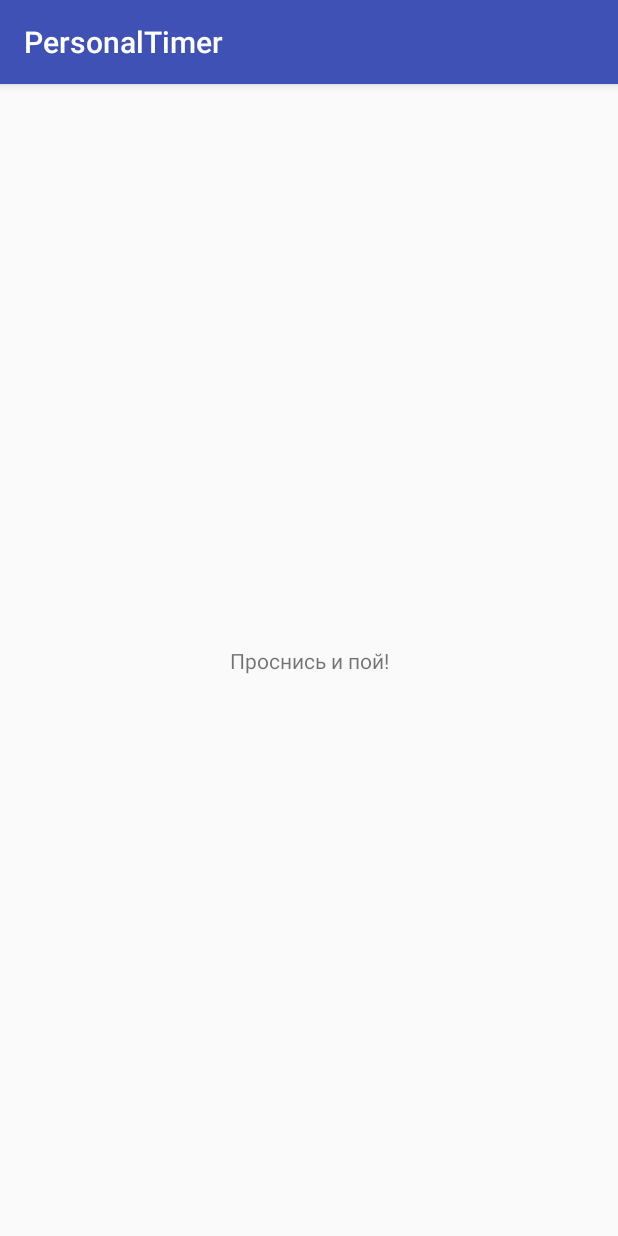
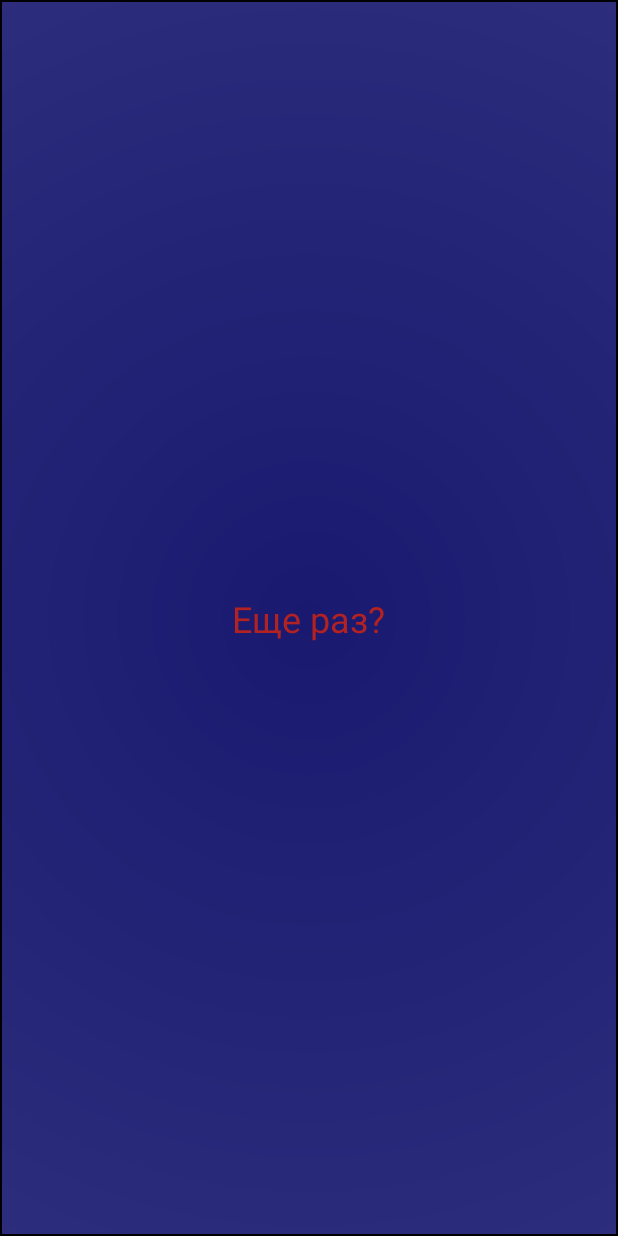
Before and after one commit to IvanShalimov/PersonalTimer, an Android app: the AlarmActivity screen opened directly, with no data from a screen before it, on a phone screen of 412 x 824 dp. Run offline under Robolectric (Android 15) with nearby library versions, the phone set to English and light mode, and no system bars.

Commit message:
fix style

```diff
--- a/app/build.gradle
+++ b/app/build.gradle
@@ -30,4 +30,5 @@ dependencies {
     testImplementation 'junit:junit:4.12'
     androidTestImplementation 'com.android.support.test:runner:1.0.1'
     androidTestImplementation 'com.android.support.test.espresso:espresso-core:3.0.1'
+    compile 'com.github.markushi:circlebutton:1.1'
 }
--- a/app/src/main/java/com/example/ivan/personaltimer/AlarmActivity.kt
+++ b/app/src/main/java/com/example/ivan/personaltimer/AlarmActivity.kt
@@ -1,12 +1,19 @@
 package com.example.ivan.personaltimer
 
+import android.content.Context
 import android.os.Bundle
 import android.support.v7.app.AppCompatActivity
+import android.view.View
 
-class AlarmActivity : AppCompatActivity() {
+class AlarmActivity : AppCompatActivity(), View.OnClickListener {
 
     override fun onCreate(savedInstanceState: Bundle?) {
         super.onCreate(savedInstanceState)
         setContentView(R.layout.activity_alarm)
     }
+
+    override fun onClick(v: View?) {
+        AlarmingManager(applicationContext,getSystemService(Context.ALARM_SERVICE)).setupAlarming()
+        finish()
+    }
 }
--- /dev/null
+++ b/app/src/main/res/drawable/background.xml
@@ -0,0 +1,15 @@
+<?xml version="1.0" encoding="utf-8"?>
+<shape
+    xmlns:android="http://schemas.android.com/apk/res/android"
+    android:shape="rectangle">
+    <stroke
+        android:width="1dp"
+        android:color="#000000">
+    </stroke>
+    <gradient
+        android:type="radial"
+        android:gradientRadius="8000"
+        android:startColor="@color/startGradient"
+        android:endColor="@color/stopGradient">
+    </gradient>
+</shape>
--- /dev/null
+++ b/app/src/main/res/drawable/ic_priority_high_black_24dp.xml
@@ -0,0 +1,6 @@
+<vector android:height="24dp" android:tint="#FFFFFF"
+    android:viewportHeight="24.0" android:viewportWidth="24.0"
+    android:width="24dp" xmlns:android="http://schemas.android.com/apk/res/android">
+    <path android:fillColor="#FFFFFFFF" android:pathData="M12,19m-2,0a2,2 0,1 1,4 0a2,2 0,1 1,-4 0"/>
+    <path android:fillColor="#FFFFFFFF" android:pathData="M10,3h4v12h-4z"/>
+</vector>
--- a/app/src/main/res/layout/activity_alarm.xml
+++ b/app/src/main/res/layout/activity_alarm.xml
@@ -4,7 +4,8 @@
     xmlns:tools="http://schemas.android.com/tools"
     android:layout_width="match_parent"
     android:layout_height="match_parent"
-    tools:context=".AlarmActivity">
+    tools:context=".AlarmActivity"
+    android:background="@drawable/background">
 
     <TextView
         android:id="@+id/textView"
@@ -16,9 +17,12 @@
         android:layout_marginRight="8dp"
         android:layout_marginStart="8dp"
         android:layout_marginTop="8dp"
-        android:text="Проснись и пой!"
+        android:text="@string/repeat"
+        android:textColor="@color/textAndButtonColor"
+        android:textSize="24sp"
         app:layout_constraintBottom_toBottomOf="parent"
         app:layout_constraintEnd_toEndOf="parent"
         app:layout_constraintStart_toStartOf="parent"
-        app:layout_constraintTop_toTopOf="parent" />
+        app:layout_constraintTop_toTopOf="parent"
+        android:onClick="onClick"/>
 </android.support.constraint.ConstraintLayout>
--- a/app/src/main/res/values/colors.xml
+++ b/app/src/main/res/values/colors.xml
@@ -3,4 +3,7 @@
     <color name="colorPrimary">#3F51B5</color>
     <color name="colorPrimaryDark">#303F9F</color>
     <color name="colorAccent">#FF4081</color>
+    <color name="startGradient">#191970</color>
+    <color name="stopGradient">#FFFFFF</color>
+    <color name="textAndButtonColor">#B22222</color>
 </resources>
--- a/app/src/main/res/values/strings.xml
+++ b/app/src/main/res/values/strings.xml
@@ -1,3 +1,5 @@
 <resources>
     <string name="app_name">PersonalTimer</string>
+    <string name="start_timer">Через час вы будете уведомлены!</string>
+    <string name="repeat">Еще раз?</string>
 </resources>
--- a/app/src/main/res/values/styles.xml
+++ b/app/src/main/res/values/styles.xml
@@ -1,7 +1,7 @@
 <resources>
 
     <!-- Base application theme. -->
-    <style name="AppTheme" parent="Theme.AppCompat.Light.DarkActionBar">
+    <style name="AppTheme" parent="Theme.AppCompat.Light.NoActionBar">
         <!-- Customize your theme here. -->
         <item name="colorPrimary">@color/colorPrimary</item>
         <item name="colorPrimaryDark">@color/colorPrimaryDark</item>
--- /dev/null
+++ b/app/src/main/res/values/value.xml
@@ -0,0 +1,4 @@
+<?xml version="1.0" encoding="utf-8"?>
+<resources>
+    <integer name="interval">3600000</integer>
+</resources>
--- a/build.gradle
+++ b/build.gradle
@@ -19,6 +19,8 @@ allprojects {
     repositories {
         google()
         jcenter()
+        mavenCentral()
+        mavenLocal()
     }
 }
 
```
Also changed, not shown: app/src/main/java/com/example/ivan/personaltimer/AlarmingManager.kt (added, +21 -0 lines), app/src/main/java/com/example/ivan/personaltimer/MainActivity.kt (+2 -12 lines), app/src/main/res/layout/activity_main.xml (+16 -2 lines).
